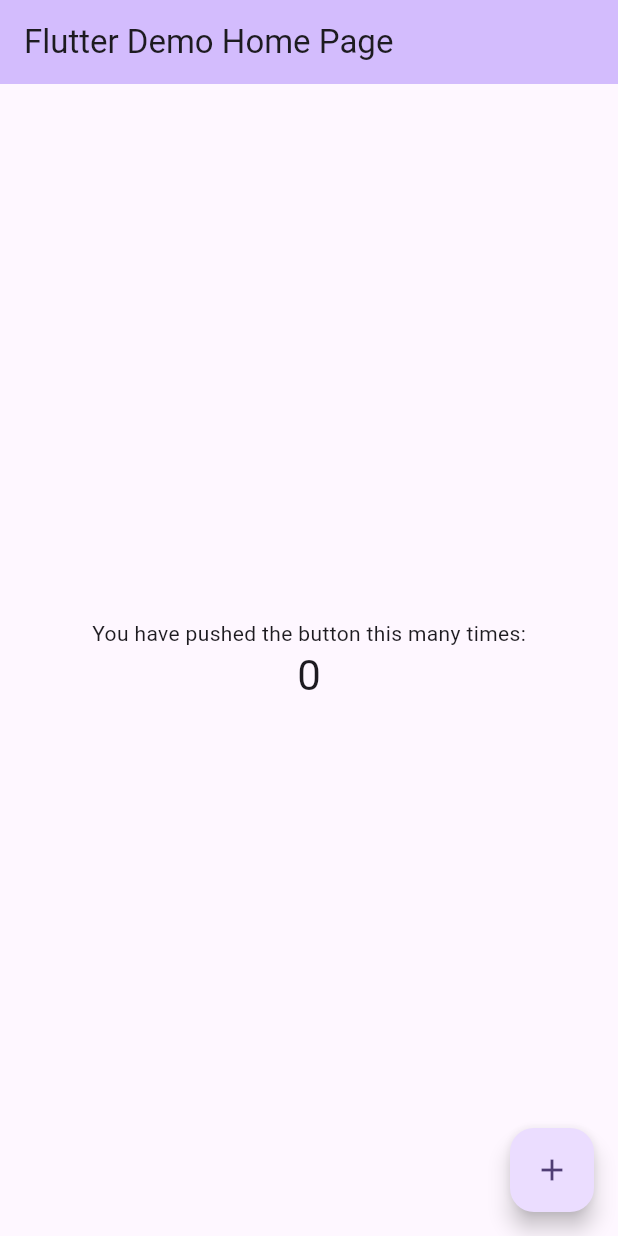
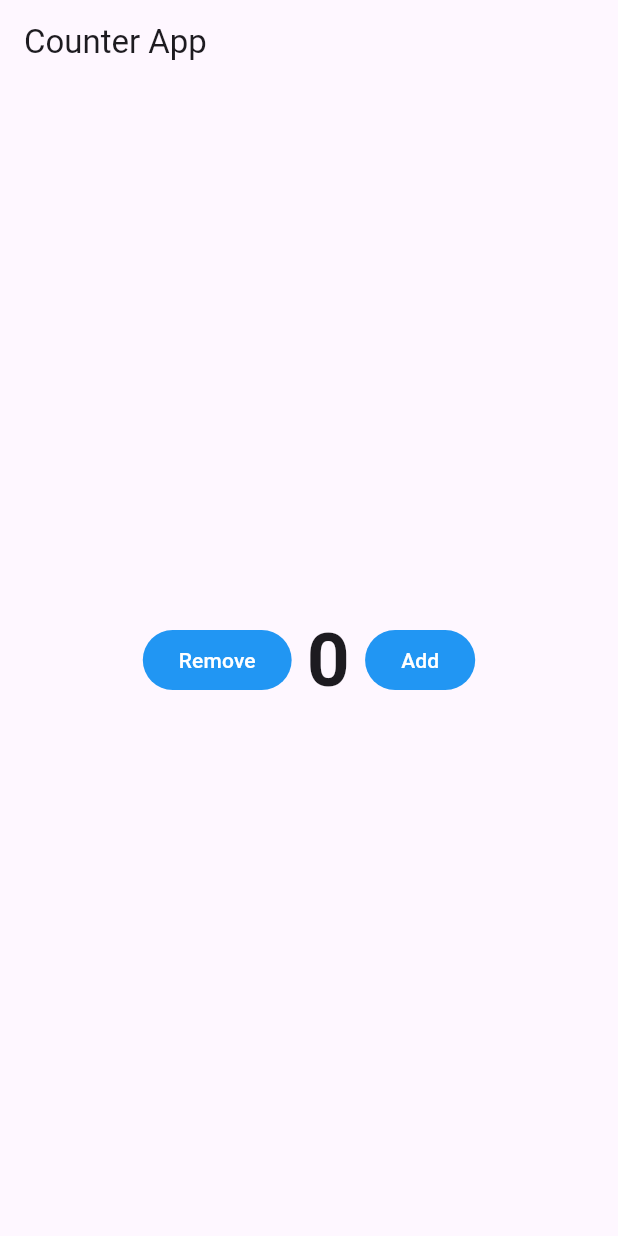
Before and after one commit to ahsandevsinn/Counter-App-Cubit-Clean-Architecture, a Flutter app: the screen it shows after launch, on a phone screen of 412 x 824 dp. Run offline on Flutter 3.47's test engine with Material 3 defaults, Android fonts, the phone set to English and light mode, and no system bars.

Commit message:
counter app ui done with custom widgets

```diff
--- /dev/null
+++ b/counter_app_cubit_clean_architecture/lib/core/constants/app_colors.dart
@@ -0,0 +1,5 @@
+import 'package:flutter/material.dart';
+
+class AppColors {
+  static Color whiteColor = Colors.white;
+}
--- /dev/null
+++ b/counter_app_cubit_clean_architecture/lib/core/constants/app_strings.dart
@@ -0,0 +1,3 @@
+class AppStrings {
+  static String title  = "Counter App";
+}
--- a/counter_app_cubit_clean_architecture/lib/main.dart
+++ b/counter_app_cubit_clean_architecture/lib/main.dart
@@ -1,3 +1,4 @@
+import 'package:counter_app_cubit_clean_architecture/presentation/pages/counter_page.dart';
 import 'package:flutter/material.dart';
 
 void main() {
@@ -7,119 +8,13 @@ void main() {
 class MyApp extends StatelessWidget {
   const MyApp({super.key});
 
-  // This widget is the root of your application.
+
   @override
   Widget build(BuildContext context) {
-    return MaterialApp(
-      title: 'Flutter Demo',
-      theme: ThemeData(
-        // This is the theme of your application.
-        //
-        // TRY THIS: Try running your application with "flutter run". You'll see
-        // the application has a purple toolbar. Then, without quitting the app,
-        // try changing the seedColor in the colorScheme below to Colors.green
-        // and then invoke "hot reload" (save your changes or press the "hot
-        // reload" button in a Flutter-supported IDE, or press "r" if you used
-        // the command line to start the app).
-        //
-        // Notice that the counter didn't reset back to zero; the application
-        // state is not lost during the reload. To reset the state, use hot
-        // restart instead.
-        //
-        // This works for code too, not just values: Most code changes can be
-        // tested with just a hot reload.
-        colorScheme: ColorScheme.fromSeed(seedColor: Colors.deepPurple),
-        useMaterial3: true,
-      ),
-      home: const MyHomePage(title: 'Flutter Demo Home Page'),
+    return const MaterialApp(
+
+
+      home: CounterPage()
     );
   }
 }
-
-class MyHomePage extends StatefulWidget {
-  const MyHomePage({super.key, required this.title});
-
-  // This widget is the home page of your application. It is stateful, meaning
-  // that it has a State object (defined below) that contains fields that affect
-  // how it looks.
-
-  // This class is the configuration for the state. It holds the values (in this
-  // case the title) provided by the parent (in this case the App widget) and
-  // used by the build method of the State. Fields in a Widget subclass are
-  // always marked "final".
-
-  final String title;
-
-  @override
-  State<MyHomePage> createState() => _MyHomePageState();
-}
-
-class _MyHomePageState extends State<MyHomePage> {
-  int _counter = 0;
-
-  void _incrementCounter() {
-    setState(() {
-      // This call to setState tells the Flutter framework that something has
-      // changed in this State, which causes it to rerun the build method below
-      // so that the display can reflect the updated values. If we changed
-      // _counter without calling setState(), then the build method would not be
-      // called again, and so nothing would appear to happen.
-      _counter++;
-    });
-  }
-
-  @override
-  Widget build(BuildContext context) {
-    // This method is rerun every time setState is called, for instance as done
-    // by the _incrementCounter method above.
-    //
-    // The Flutter framework has been optimized to make rerunning build methods
-    // fast, so that you can just rebuild anything that needs updating rather
-    // than having to individually change instances of widgets.
-    return Scaffold(
-      appBar: AppBar(
-        // TRY THIS: Try changing the color here to a specific color (to
-        // Colors.amber, perhaps?) and trigger a hot reload to see the AppBar
-        // change color while the other colors stay the same.
-        backgroundColor: Theme.of(context).colorScheme.inversePrimary,
-        // Here we take the value from the MyHomePage object that was created by
-        // the App.build method, and use it to set our appbar title.
-        title: Text(widget.title),
-      ),
-      body: Center(
-        // Center is a layout widget. It takes a single child and positions it
-        // in the middle of the parent.
-        child: Column(
-          // Column is also a layout widget. It takes a list of children and
-          // arranges them vertically. By default, it sizes itself to fit its
-          // children horizontally, and tries to be as tall as its parent.
-          //
-          // Column has various properties to control how it sizes itself and
-          // how it positions its children. Here we use mainAxisAlignment to
-          // center the children vertically; the main axis here is the vertical
-          // axis because Columns are vertical (the cross axis would be
-          // horizontal).
-          //
-          // TRY THIS: Invoke "debug painting" (choose the "Toggle Debug Paint"
-          // action in the IDE, or press "p" in the console), to see the
-          // wireframe for each widget.
-          mainAxisAlignment: MainAxisAlignment.center,
-          children: <Widget>[
-            const Text(
-              'You have pushed the button this many times:',
-            ),
-            Text(
-              '$_counter',
-              style: Theme.of(context).textTheme.headlineMedium,
-            ),
-          ],
-        ),
-      ),
-      floatingActionButton: FloatingActionButton(
-        onPressed: _incrementCounter,
-        tooltip: 'Increment',
-        child: const Icon(Icons.add),
-      ), // This trailing comma makes auto-formatting nicer for build methods.
-    );
-  }
-}
--- /dev/null
+++ b/counter_app_cubit_clean_architecture/lib/presentation/pages/counter_page.dart
@@ -0,0 +1,43 @@
+import 'package:counter_app_cubit_clean_architecture/core/constants/app_strings.dart';
+import 'package:counter_app_cubit_clean_architecture/presentation/widgets/app_text.dart';
+import 'package:counter_app_cubit_clean_architecture/presentation/widgets/button.dart';
+import 'package:flutter/material.dart';
+
+class CounterPage extends StatelessWidget {
+  const CounterPage({super.key});
+
+  @override
+  Widget build(BuildContext context) {
+    return Scaffold(
+      appBar: AppBar(
+        title: AppText(
+          text: AppStrings.title,
+        ),
+      ),
+      body: const Center(
+        child: Row(
+          mainAxisAlignment: MainAxisAlignment.center,
+          children: [
+            AppButton(
+              text: "Remove",
+            ),
+            SizedBox(
+              width: 10,
+            ),
+            AppText(
+              text: "0",
+              fontSize: 50,
+              fontWeight: FontWeight.bold,
+            ),
+            SizedBox(
+              width: 10,
+            ),
+            AppButton(
+              text: "Add",
+            ),
+          ],
+        ),
+      ),
+    );
+  }
+}
--- /dev/null
+++ b/counter_app_cubit_clean_architecture/lib/presentation/widgets/app_text.dart
@@ -0,0 +1,14 @@
+import 'package:flutter/material.dart';
+
+class AppText extends StatelessWidget {
+  final String? text;
+  final Color? color;
+  final double? fontSize;
+  final FontWeight? fontWeight;
+  const AppText({super.key,this.text,this.color,this.fontSize,this.fontWeight});
+
+  @override
+  Widget build(BuildContext context) {
+    return Text(text!,style: TextStyle(color: color,fontSize: fontSize,fontWeight: fontWeight),);
+  }
+}
--- /dev/null
+++ b/counter_app_cubit_clean_architecture/lib/presentation/widgets/button.dart
@@ -0,0 +1,20 @@
+import 'package:counter_app_cubit_clean_architecture/core/constants/app_colors.dart';
+import 'package:counter_app_cubit_clean_architecture/presentation/widgets/app_text.dart';
+import 'package:flutter/material.dart';
+
+class AppButton extends StatelessWidget {
+  final Function()? onPressed;
+  final String? text;
+  const AppButton({super.key, this.onPressed, this.text});
+
+  @override
+  Widget build(BuildContext context) {
+    return ElevatedButton(
+        onPressed: onPressed,
+        style: ButtonStyle(backgroundColor: WidgetStateProperty.all(Colors.blue),),
+        child: AppText(
+          text: text,
+          color: AppColors.whiteColor,
+        ));
+  }
+}
```
